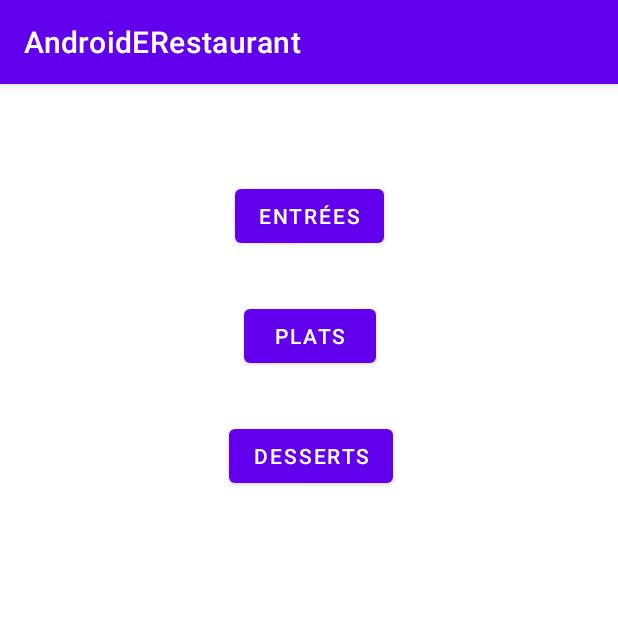
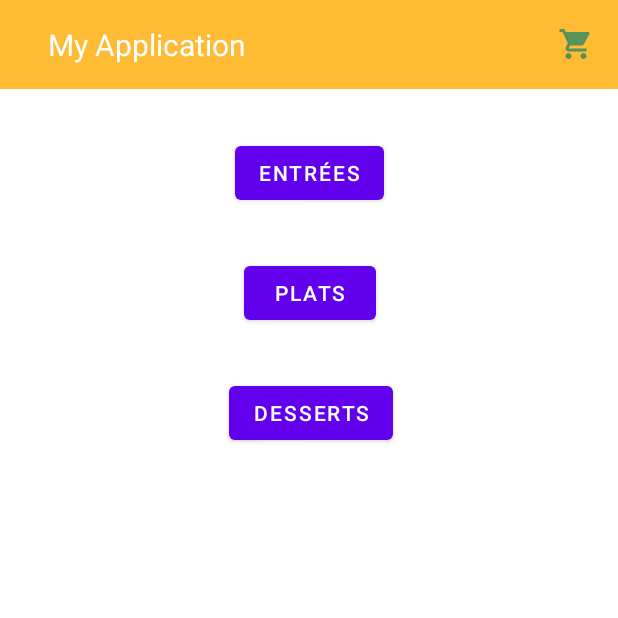
Before and after one commit to Zitoune83/AndroidERestaurant, an Android app: the screen it shows after launch (HomeActivity), on a phone screen of 412 x 824 dp, the top half of it. Run offline under Robolectric (Android 15) with nearby library versions, the phone set to English and light mode, and no system bars.

Commit message:
add toolbar

```diff
--- a/app/src/main/AndroidManifest.xml
+++ b/app/src/main/AndroidManifest.xml
@@ -14,6 +14,7 @@
         android:supportsRtl="true"
         android:theme="@style/Theme.AndroidERestaurant"
         tools:targetApi="31">
+
 
         <activity
             android:name=".CategoryActivity"
--- /dev/null
+++ b/app/src/main/res/drawable/baseline_shopping_cart_24.xml
@@ -0,0 +1,5 @@
+<vector android:height="24dp" android:tint="#579258"
+    android:viewportHeight="24" android:viewportWidth="24"
+    android:width="24dp" xmlns:android="http://schemas.android.com/apk/res/android">
+    <path android:fillColor="@android:color/white" android:pathData="M7,18c-1.1,0 -1.99,0.9 -1.99,2S5.9,22 7,22s2,-0.9 2,-2 -0.9,-2 -2,-2zM1,2v2h2l3.6,7.59 -1.35,2.45c-0.16,0.28 -0.25,0.61 -0.25,0.96 0,1.1 0.9,2 2,2h12v-2L7.42,15c-0.14,0 -0.25,-0.11 -0.25,-0.25l0.03,-0.12 0.9,-1.63h7.45c0.75,0 1.41,-0.41 1.75,-1.03l3.58,-6.49c0.08,-0.14 0.12,-0.31 0.12,-0.48 0,-0.55 -0.45,-1 -1,-1L5.21,4l-0.94,-2L1,2zM17,18c-1.1,0 -1.99,0.9 -1.99,2s0.89,2 1.99,2 2,-0.9 2,-2 -0.9,-2 -2,-2z"/>
+</vector>
--- a/app/src/main/res/layout/activity_details.xml
+++ b/app/src/main/res/layout/activity_details.xml
@@ -4,6 +4,8 @@
     xmlns:tools="http://schemas.android.com/tools"
     android:layout_width="match_parent"
     android:layout_height="match_parent">
+
+    <include layout="@layout/toolbar"/>
 
     <androidx.viewpager2.widget.ViewPager2
         android:id="@+id/pager"
--- a/app/src/main/res/layout/activity_home.xml
+++ b/app/src/main/res/layout/activity_home.xml
@@ -6,15 +6,22 @@
     android:layout_height="match_parent"
     tools:context=".HomeActivity">
 
+    <include
+        android:id="@+id/include2"
+        layout="@layout/toolbar"
+        app:layout_constraintEnd_toEndOf="parent"
+        app:layout_constraintStart_toStartOf="parent"
+        app:layout_constraintTop_toTopOf="parent" />
+
     <Button
         android:id="@+id/homeButton1"
         android:layout_width="wrap_content"
         android:layout_height="wrap_content"
-        android:layout_marginTop="64dp"
+        android:layout_marginTop="32dp"
         android:text="@string/home_button1"
         app:layout_constraintEnd_toEndOf="parent"
         app:layout_constraintStart_toStartOf="parent"
-        app:layout_constraintTop_toTopOf="parent" />
+        app:layout_constraintTop_toBottomOf="@+id/include2" />
 
     <Button
         android:id="@+id/homeButton2"
@@ -38,4 +45,5 @@
         app:layout_constraintStart_toStartOf="@+id/homeButton2"
         app:layout_constraintTop_toBottomOf="@+id/homeButton2" />
 
+
 </androidx.constraintlayout.widget.ConstraintLayout>
--- /dev/null
+++ b/app/src/main/res/layout/toolbar.xml
@@ -0,0 +1,30 @@
+<?xml version="1.0" encoding="utf-8"?>
+<RelativeLayout xmlns:android="http://schemas.android.com/apk/res/android"
+    android:layout_width="match_parent"
+    android:layout_height="wrap_content"
+    android:background="@android:color/holo_orange_light">
+    <RelativeLayout
+        android:layout_width="match_parent"
+        android:layout_height="wrap_content"
+        android:padding="16dp">
+
+        <ImageView
+            android:id="@+id/right_icon"
+            android:layout_width="wrap_content"
+            android:layout_height="wrap_content"
+            android:layout_alignParentEnd="true"
+            android:layout_centerVertical="true"
+            android:src="@drawable/baseline_shopping_cart_24" />
+
+        <TextView
+            android:layout_width="wrap_content"
+            android:layout_height="wrap_content"
+            android:layout_marginStart="16dp"
+            android:textColor="@color/white"
+            android:layout_centerVertical="true"
+            android:textSize="20dp"
+            android:text="My Application"/>
+
+    </RelativeLayout>
+
+</RelativeLayout>
--- a/app/src/main/res/values-night/themes.xml
+++ b/app/src/main/res/values-night/themes.xml
@@ -1,6 +1,6 @@
 <resources xmlns:tools="http://schemas.android.com/tools">
     <!-- Base application theme. -->
-    <style name="Theme.AndroidERestaurant" parent="Theme.MaterialComponents.DayNight.DarkActionBar">
+    <style name="Theme.AndroidERestaurant" parent="Theme.MaterialComponents.DayNight.NoActionBar">
         <!-- Primary brand color. -->
         <item name="colorPrimary">@color/purple_200</item>
         <item name="colorPrimaryVariant">@color/purple_700</item>
--- a/app/src/main/res/values/themes.xml
+++ b/app/src/main/res/values/themes.xml
@@ -1,6 +1,6 @@
 <resources xmlns:tools="http://schemas.android.com/tools">
     <!-- Base application theme. -->
-    <style name="Theme.AndroidERestaurant" parent="Theme.MaterialComponents.DayNight.DarkActionBar">
+    <style name="Theme.AndroidERestaurant" parent="Theme.MaterialComponents.DayNight.NoActionBar">
         <!-- Primary brand color. -->
         <item name="colorPrimary">@color/purple_500</item>
         <item name="colorPrimaryVariant">@color/purple_700</item>
```
Also changed, not shown: app/src/main/res/layout/activity_category.xml (+12 -4 lines), app/src/main/res/layout/dishe.xml (+4 -5 lines).
